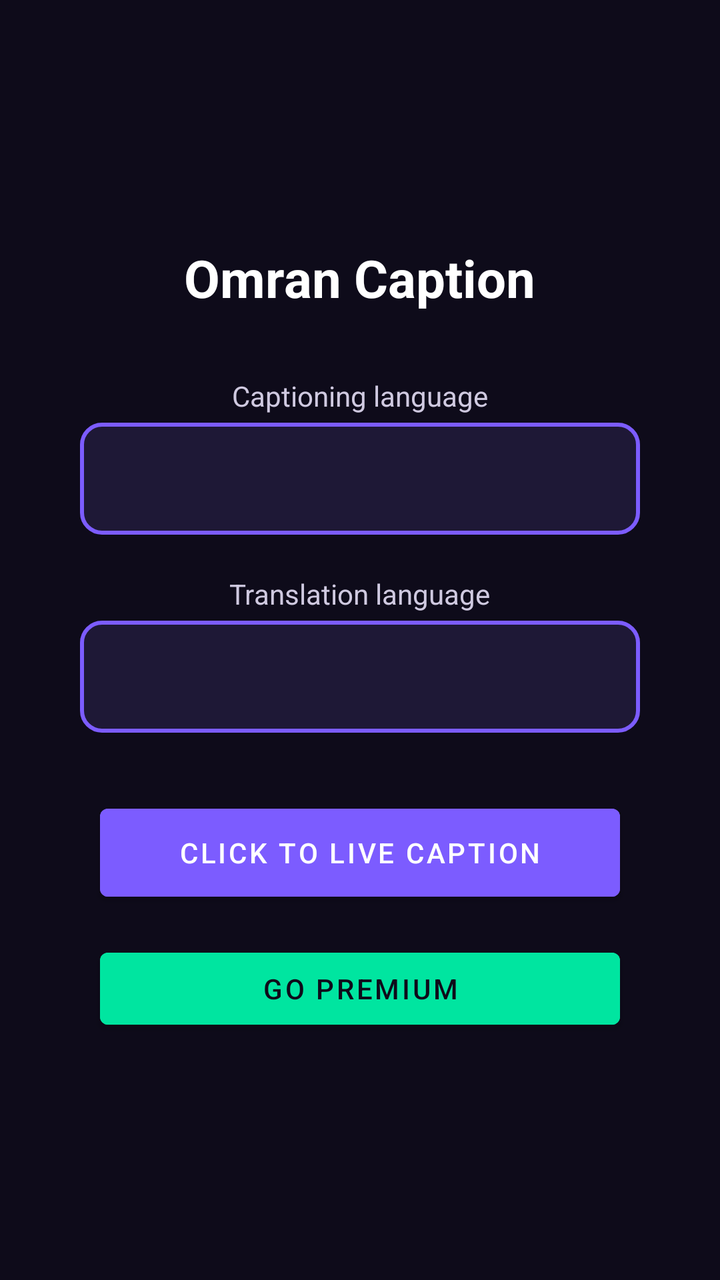
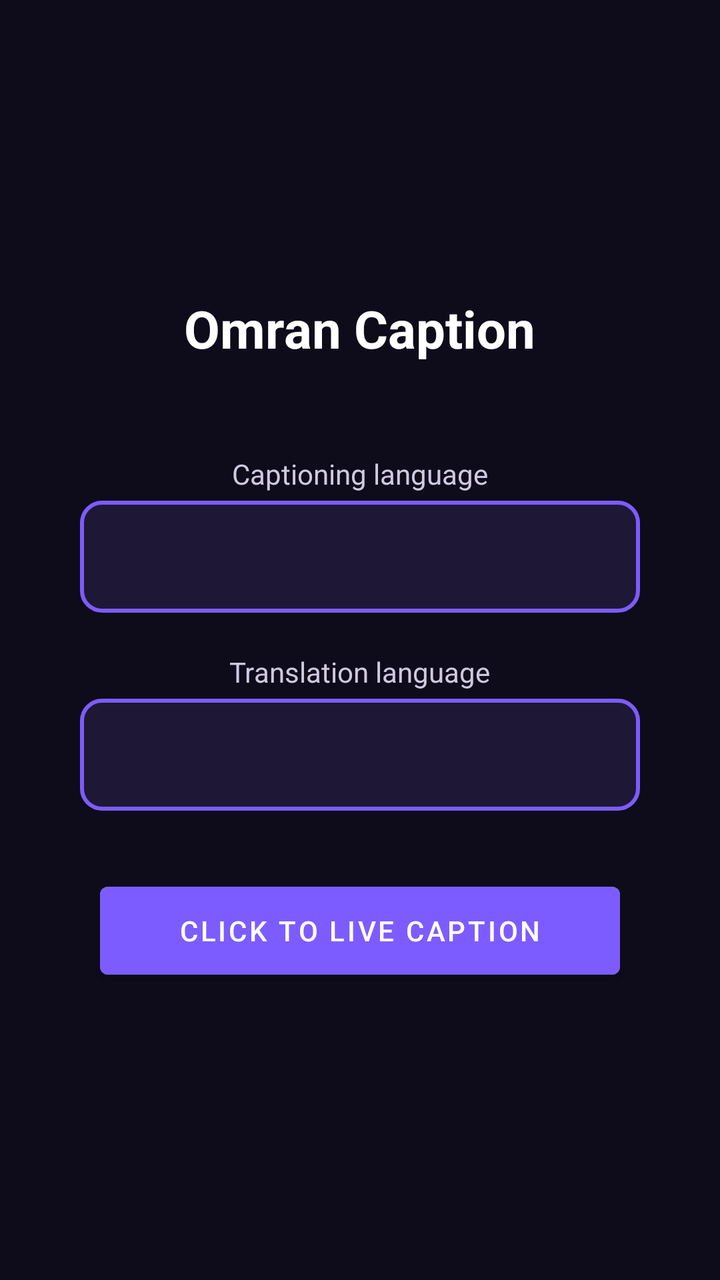

Compare the two renders of this Android layout. The source of the first and the diff that turns it into the second are given below.
<!-- AndroidManifest.xml: application theme Theme.OmranCaption -->
<!-- res/layout/activity_main.xml -->
<?xml version="1.0" encoding="utf-8"?>
<LinearLayout xmlns:android="http://schemas.android.com/apk/res/android"
    android:layout_width="match_parent"
    android:layout_height="match_parent"
    android:orientation="vertical"
    android:gravity="center"
    android:padding="24dp"
    android:background="#0E0B1A">

    <TextView
        android:layout_width="wrap_content"
        android:layout_height="wrap_content"
        android:text="@string/app_name"
        android:textColor="#FFFFFF"
        android:textSize="26sp"
        android:textStyle="bold"
        android:layout_marginBottom="32dp" />

    <TextView
        android:layout_width="wrap_content"
        android:layout_height="wrap_content"
        android:text="@string/speaking_lang"
        android:textColor="#CFC9E0"
        android:layout_marginBottom="4dp" />

    <Spinner
        android:id="@+id/spinnerSpeaking"
        android:layout_width="280dp"
        android:layout_height="56dp"
        android:minHeight="56dp"
        android:background="@drawable/spinner_bg"
        android:popupBackground="@drawable/spinner_popup_bg"
        android:layout_marginBottom="20dp" />

    <TextView
        android:layout_width="wrap_content"
        android:layout_height="wrap_content"
        android:text="@string/translate_lang"
        android:textColor="#CFC9E0"
        android:layout_marginBottom="4dp" />

    <Spinner
        android:id="@+id/spinnerTranslate"
        android:layout_width="280dp"
        android:layout_height="56dp"
        android:minHeight="56dp"
        android:background="@drawable/spinner_bg"
        android:popupBackground="@drawable/spinner_popup_bg"
        android:layout_marginBottom="32dp" />

    <Button
        android:id="@+id/btnStart"
        android:layout_width="260dp"
        android:layout_height="56dp"
        android:backgroundTint="#7C5CFF"
        android:textColor="#FFFFFF"
        android:text="@string/start_caption" />

    <Button
        android:id="@+id/btnGoPremium"
        android:layout_width="260dp"
        android:layout_height="48dp"
        android:layout_marginTop="16dp"
        android:backgroundTint="#00E5A0"
        android:textColor="#0E0B1A"
        android:text="@string/go_premium" />

</LinearLayout>
<!-- resources referenced by this layout -->
<resources>
  <!-- drawable spinner_bg (drawable) -->
  <?xml version="1.0" encoding="utf-8"?>
  <shape xmlns:android="http://schemas.android.com/apk/res/android"
      android:shape="rectangle">
      <solid android:color="#1E1836" />
      <stroke android:width="2dp" android:color="#7C5CFF" />
      <corners android:radius="10dp" />
      <padding
          android:left="16dp"
          android:top="4dp"
          android:right="16dp"
          android:bottom="4dp" />
  </shape>
  <!-- drawable spinner_popup_bg (drawable) -->
  <?xml version="1.0" encoding="utf-8"?>
  <shape xmlns:android="http://schemas.android.com/apk/res/android"
      android:shape="rectangle">
      <solid android:color="#1E1836" />
      <stroke android:width="1dp" android:color="#7C5CFF" />
      <corners android:radius="8dp" />
  </shape>
  <string name="app_name">Omran Caption</string>
  <string name="go_premium">Go Premium</string>
  <string name="speaking_lang">Captioning language</string>
  <string name="start_caption">Click to Live Caption</string>
  <string name="translate_lang">Translation language</string>
  <style name="Theme.OmranCaption" parent="Theme.MaterialComponents.DayNight.NoActionBar">
          <item name="colorPrimary">#7C5CFF</item>
          <item name="colorPrimaryDark">#0E0B1A</item>
          <item name="colorAccent">#00E5A0</item>
          <item name="android:windowBackground">#0E0B1A</item>
      </style>
</resources>

<!-- the commit's change to res/layout/activity_main.xml (unified diff, before → after) -->
@@ -13,8 +13,16 @@
         android:text="@string/app_name"
         android:textColor="#FFFFFF"
         android:textSize="26sp"
-        android:textStyle="bold"
-        android:layout_marginBottom="32dp" />
+        android:textStyle="bold" />
+
+    
+    <TextView
+        android:id="@+id/appVersion"
+        android:layout_width="wrap_content"
+        android:layout_height="wrap_content"
+        android:textColor="#8F88A8"
+        android:textSize="13sp"
+        android:layout_marginBottom="28dp" />
 
     <TextView
         android:layout_width="wrap_content"
@@ -56,13 +64,4 @@
         android:textColor="#FFFFFF"
         android:text="@string/start_caption" />
 
-    <Button
-        android:id="@+id/btnGoPremium"
-        android:layout_width="260dp"
-        android:layout_height="48dp"
-        android:layout_marginTop="16dp"
-        android:backgroundTint="#00E5A0"
-        android:textColor="#0E0B1A"
-        android:text="@string/go_premium" />
-
 </LinearLayout>
<!-- resource entries referenced after the edit -->
@@ -22,7 +22,6 @@
       <corners android:radius="8dp" />
   </shape>
   <string name="app_name">Omran Caption</string>
-  <string name="go_premium">Go Premium</string>
   <string name="speaking_lang">Captioning language</string>
   <string name="start_caption">Click to Live Caption</string>
   <string name="translate_lang">Translation language</string>
